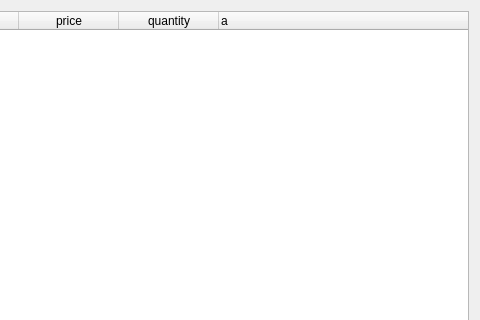
Qt form src/qt_components/src/qorderbook/wexecsreport.ui (jleahred/maiquel-toolkit-cpp) before a commit; both pictures show x 293 to 773 and y 0 to 320 of the 773 by 416 pixel window.
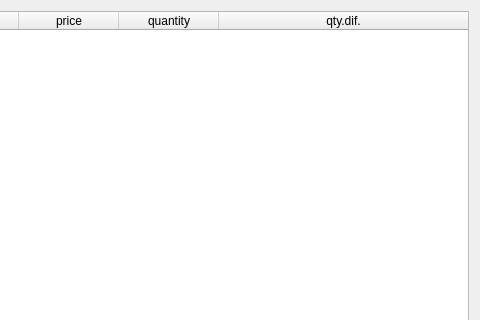
The same form after that commit.

Commit message: cimdtrade  modif  execs report with quantity diff

```diff
--- a/src/qt_components/src/qorderbook/wexecsreport.ui
+++ b/src/qt_components/src/qorderbook/wexecsreport.ui
@@ -29,6 +29,9 @@
       <property name="text">
        <string>_</string>
       </property>
+      <property name="textAlignment">
+       <set>AlignLeft|AlignVCenter</set>
+      </property>
      </column>
      <column>
       <property name="text">
@@ -64,7 +67,10 @@
      </column>
      <column>
       <property name="text">
-       <string>a</string>
+       <string>qty.dif.</string>
+      </property>
+      <property name="textAlignment">
+       <set>AlignHCenter|AlignVCenter|AlignCenter</set>
       </property>
      </column>
     </widget>
```
The commit also changes 1 other file.
